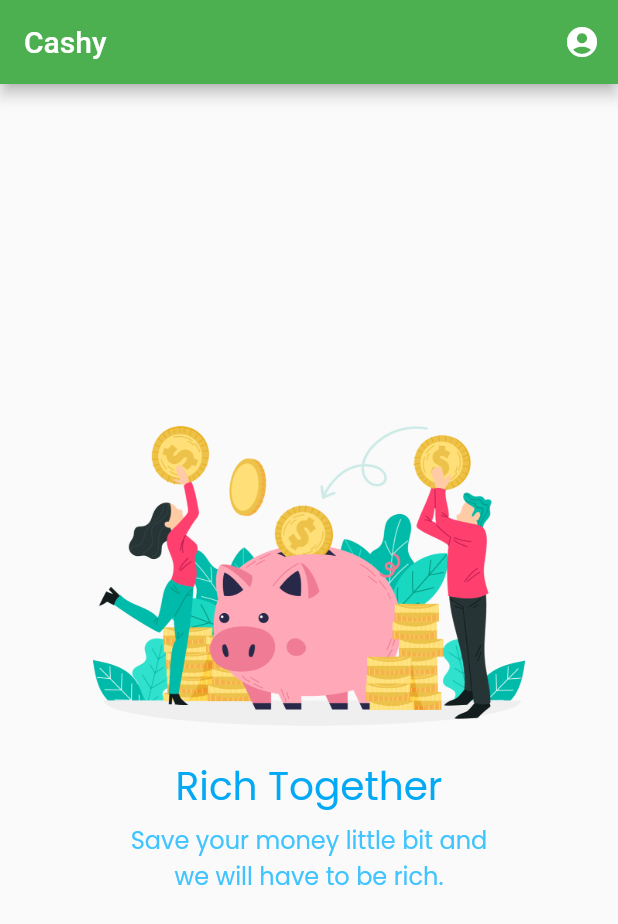
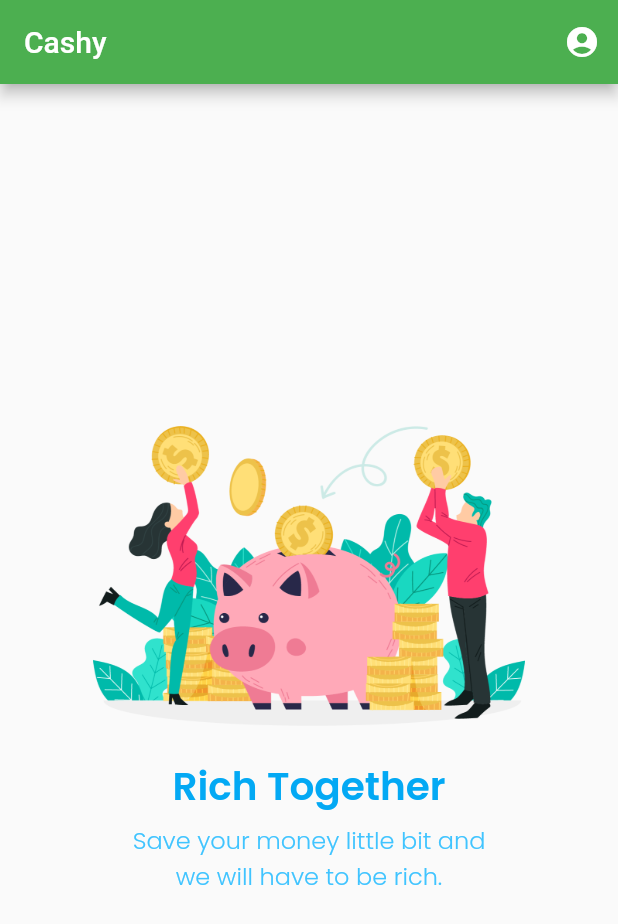
Before and after one commit to NurFajarSA/Flutter-MobileApp, a Flutter app: the screen it shows after launch, on a phone screen of 412 x 824 dp. Shown: the top 924 px of the screen. Run offline on Flutter 3.47's test engine with Material 2 defaults, Android fonts, the phone set to English and light mode, and no system bars.

Commit message:
Font style and custom color

```diff
--- /dev/null
+++ b/lib/custom_colors.dart
@@ -0,0 +1,4 @@
+import 'package:flutter/material.dart';
+
+// warna dengan kode hex
+// Color  white = Color(0XFF....)
--- a/lib/font_style.dart
+++ b/lib/font_style.dart
@@ -4,10 +4,10 @@ TextStyle mainHeader = TextStyle(
     fontSize: 26,
     color: Colors.lightBlue,
     fontFamily: 'Poppins',
-);
+    fontWeight: FontWeight.w700);
 
 TextStyle subHeader = TextStyle(
     fontSize: 16,
     color: Colors.lightBlueAccent,
     fontFamily: 'Poppins',
-);
+    fontWeight: FontWeight.w300);
--- a/pubspec.yaml
+++ b/pubspec.yaml
@@ -63,8 +63,11 @@ flutter:
     - family: Poppins
       fonts:
         - asset: assets/fonts/Poppins-Regular.ttf
+          weight: 500
         - asset: assets/fonts/Poppins-Light.ttf
+          weight: 300
         - asset: assets/fonts/Poppins-SemiBold.ttf
+          weight: 700
 
   #   - family: Trajan Pro
   #     fonts:
```
Lines whose indentation alone changed are shown as unchanged.
